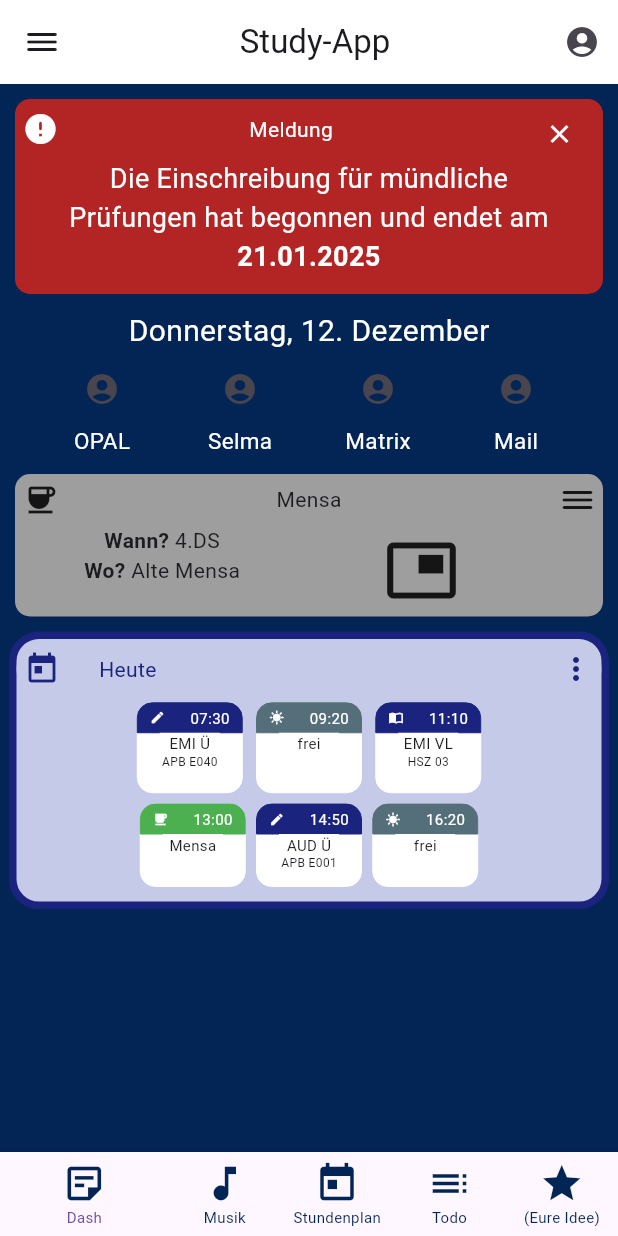
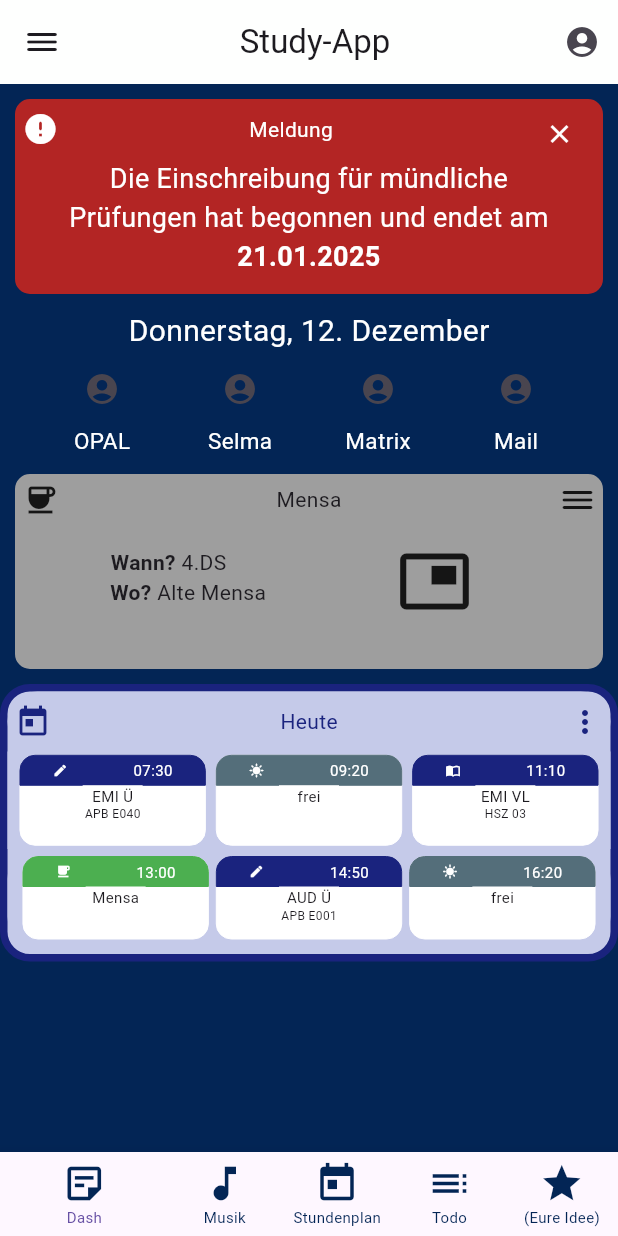
Before and after one commit to TheoStroth/EMI-App, a Flutter app: the screen it shows after launch, on a phone screen of 412 x 824 dp. Run offline on Flutter 3.47's test engine with Material 3 defaults, Android fonts, the phone set to English and light mode, and no system bars.

Commit message:
Update main.dart
Farben, widgets Breite = Bildschirmbreite, Mensa Feld aligned

```diff
--- a/app/lib/main.dart
+++ b/app/lib/main.dart
@@ -215,7 +215,7 @@ class MyApp extends StatelessWidget {
           //Mensa Feld ++++++++++++++++++++++++++++++++++++++++++++++++++++++++++++++++++++++++++++++++
           Container(
             width: screenSize.width,
-            height: 115,
+            height: 150,
             decoration: BoxDecoration(
               color: Colors.grey,
               border: Border.all(
@@ -255,7 +255,9 @@ class MyApp extends StatelessWidget {
                 Row(
                   mainAxisAlignment: MainAxisAlignment.spaceEvenly,
                   children: [
-                    Container(
+                    Padding(
+                      padding: const EdgeInsets.only(top: 15),
+                      child: Container(
                         height: 60,
                         child: Column(
                           children: [
@@ -275,7 +277,9 @@ class MyApp extends StatelessWidget {
                                 ],
                               ),
                             ),
-                          Text.rich(
+                            Padding(
+                              padding: const EdgeInsets.only(left: 26),
+                              child: Text.rich(
                                 textAlign: TextAlign.left,
                                 TextSpan(
                                   children: <TextSpan>[
@@ -291,7 +295,9 @@ class MyApp extends StatelessWidget {
                                   ],
                                 ),
                               ),
+                            ),
                           ],
+                        ),
                       ),
                     ), //-----------------------------------------------------------------------------------
                     Container(
@@ -320,7 +326,7 @@ class MyApp extends StatelessWidget {
 
           //Stundenplan Feld ++++++++++++++++++++++++++++++++++++++++++++++++++++++++++++++++++++++++++++++
           Container(
-            width: 400,
+            width: screenSize.width,
             height: 185,
             decoration: BoxDecoration(
               color: Colors.indigo.shade100,
@@ -356,7 +362,6 @@ class MyApp extends StatelessWidget {
                       ),
                       Container(
                         color: Colors.indigo.shade100,
-                        width: 280,
                         child: Text.rich(
                           TextSpan(
                             text: "Heute",
@@ -382,12 +387,11 @@ class MyApp extends StatelessWidget {
                     ),
                   ),
                   height: 65,
-                  width: 250,
                   child: Row(
                       mainAxisAlignment: MainAxisAlignment.spaceEvenly,
                       children: [
                         Container(
-                          width: 70,
+                          width: screenSize.width*0.3,
                           height: 60,
                           decoration: BoxDecoration(
                             color: Colors.white,
@@ -462,7 +466,7 @@ class MyApp extends StatelessWidget {
                           ),
                         ),
                         Container(
-                          width: 70,
+                          width: screenSize.width*0.3,
                           height: 60,
                           decoration: BoxDecoration(
                             color: Colors.white,
@@ -537,7 +541,7 @@ class MyApp extends StatelessWidget {
                           ),
                         ),
                         Container(
-                          width: 70,
+                          width: screenSize.width*0.3,
                           height: 60,
                           decoration: BoxDecoration(
                             color: Colors.white,
@@ -626,12 +630,11 @@ class MyApp extends StatelessWidget {
                     ),
                   ),
                   height: 65,
-                  width: 250,
                   child: Row(
                     mainAxisAlignment: MainAxisAlignment.spaceEvenly,
                     children: [
                       Container(
-                        width: 70,
+                        width: screenSize.width*0.3,
                         height: 60,
                         decoration: BoxDecoration(
                           color: Colors.white,
@@ -706,7 +709,7 @@ class MyApp extends StatelessWidget {
                         ),
                       ),
                       Container(
-                        width: 70,
+                        width: screenSize.width*0.3,
                         height: 60,
                         decoration: BoxDecoration(
                           color: Colors.white,
@@ -781,7 +784,7 @@ class MyApp extends StatelessWidget {
                         ),
                       ),
                       Container(
-                        width: 70,
+                        width: screenSize.width*0.3,
                         height: 60,
                         decoration: BoxDecoration(
                           color: Colors.white,
```
Lines whose indentation alone changed are shown as unchanged.
